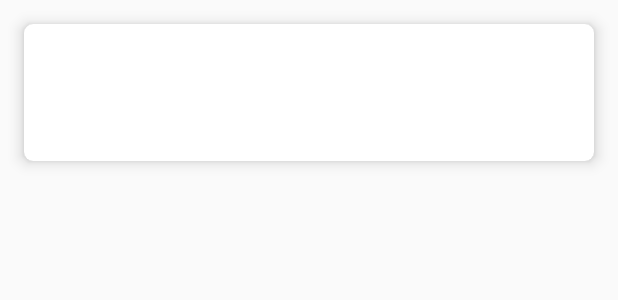
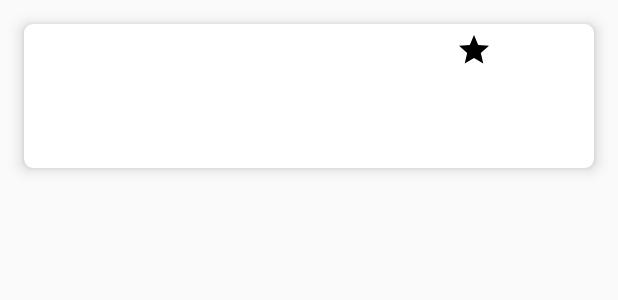
Before and after one commit to mat-sienczyk/LubelskieStacjePogodowe, an Android app: the layout row_weather_station.xml on its own in the app's theme, with its tools: preview values and no code run, on a phone screen of 412 x 824 dp. Shown: the top 300 px of the screen. Run offline under Robolectric (Android 15) with nearby library versions, the phone set to English and light mode, and no system bars.

Commit message:
gwazdka przy ulubionej stacji

```diff
--- /dev/null
+++ b/app/src/main/res/drawable/ic_star.xml
@@ -0,0 +1,9 @@
+<vector xmlns:android="http://schemas.android.com/apk/res/android"
+        android:width="24dp"
+        android:height="24dp"
+        android:viewportWidth="24.0"
+        android:viewportHeight="24.0">
+    <path
+        android:fillColor="#FF000000"
+        android:pathData="M12,17.27L18.18,21l-1.64,-7.03L22,9.24l-7.19,-0.61L12,2 9.19,8.63 2,9.24l5.46,4.73L5.82,21z"/>
+</vector>
--- a/app/src/main/res/layout/row_weather_station.xml
+++ b/app/src/main/res/layout/row_weather_station.xml
@@ -4,6 +4,9 @@
         xmlns:app="http://schemas.android.com/apk/res-auto">
 
     <data>
+
+        <import type="android.view.View" />
+
         <variable
                 name="station"
                 type="pl.sienczykm.templbn.db.model.WeatherStationModel"/>
@@ -23,11 +26,10 @@
                 android:layout_height="match_parent"
                 android:orientation="vertical">
 
-            <LinearLayout
+            <com.google.android.flexbox.FlexboxLayout
                     android:layout_width="match_parent"
-                    android:layout_height="wrap_content"
-                    android:orientation="horizontal"
-                    android:gravity="center">
+                    android:layout_height="match_parent"
+                    app:justifyContent="space_evenly">
 
                 <TextView
                         android:id="@+id/name"
@@ -50,14 +52,15 @@
                         android:layout_height="wrap_content"
                         android:padding="5dp"/>
 
-                <TextView
+                <ImageView
                         android:id="@+id/fav"
-                        android:text="@{station.parsedFavorite, default=FAVORITE}"
+                        android:src="@drawable/ic_star"
                         android:layout_width="wrap_content"
                         android:layout_height="wrap_content"
+                        android:visibility="@{station.favorite ? View.VISIBLE : View.GONE}"
                         android:padding="5dp"/>
 
-            </LinearLayout>
+            </com.google.android.flexbox.FlexboxLayout>
 
             <com.google.android.flexbox.FlexboxLayout
                     android:layout_width="match_parent"
```
Also changed, not shown: app/src/main/res/layout/row_smog_station.xml (+8 -8 lines).
